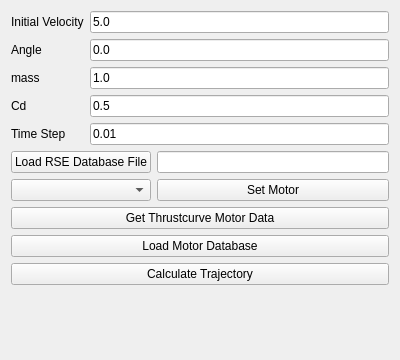
Qt form gui/CannonballTab.ui (qtrocket/qtrocket) before a commit.
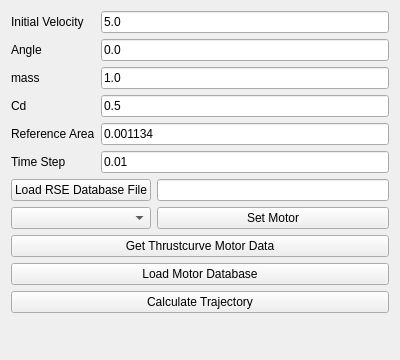
The same form after that commit.

Commit message:
gui: add reference-area input to CannonballTab [M1]
Add a "Reference Area" field to the Cannonball form (under Cd), wired to
RocketModel::setReferenceArea, with a QDoubleValidator(bottom=0) matching the
CLI's setarea (>= 0). Default 0.001134 m^2 mirrors the engine default, and the
value is applied at Calculate Trajectory alongside mass and Cd. Previously the
GUI had no way to set it, so drag was stuck at the default area while the CLI
could change it.

Verified live: a large area visibly increases drag (lower apogee, slower
descent), confirming the value reaches the force model.

The edit to the form file:
```diff
--- a/gui/CannonballTab.ui
+++ b/gui/CannonballTab.ui
@@ -76,13 +76,30 @@
       </widget>
      </item>
      <item row="4" column="0">
+      <widget class="QLabel" name="label_6">
+       <property name="text">
+        <string>Reference Area</string>
+       </property>
+      </widget>
+     </item>
+     <item row="4" column="1">
+      <widget class="QLineEdit" name="referenceArea">
+       <property name="toolTip">
+        <string>Aerodynamic reference (frontal) area in m²</string>
+       </property>
+       <property name="text">
+        <string>0.001134</string>
+       </property>
+      </widget>
+     </item>
+     <item row="5" column="0">
       <widget class="QLabel" name="label_5">
        <property name="text">
         <string>Time Step</string>
        </property>
       </widget>
      </item>
-     <item row="4" column="1">
+     <item row="5" column="1">
       <widget class="QLineEdit" name="timeStep">
        <property name="text">
         <string>0.01</string>
```
The commit also changes 1 other file.
